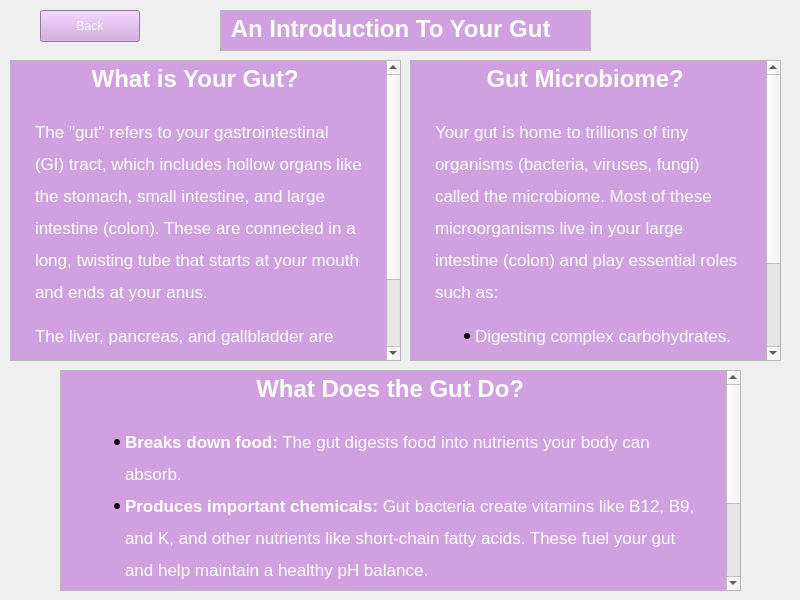
The window that A8EduApp/introtoguthealthwidget.ui (University-of-Utah-CS3505/a9-edu-app-f24-00Calvin00) describes before a commit, drawn with Qt 5.
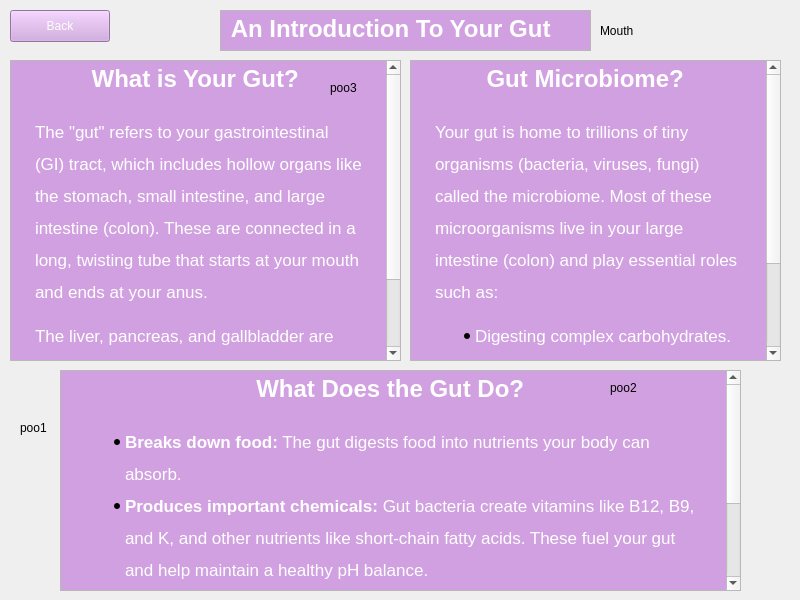
The same window after the commit.

```diff
--- a/A8EduApp/introtoguthealthwidget.ui
+++ b/A8EduApp/introtoguthealthwidget.ui
@@ -61,7 +61,7 @@
   <widget class="QPushButton" name="backToTeachingWidgetButton">
    <property name="geometry">
     <rect>
-     <x>40</x>
+     <x>10</x>
      <y>10</y>
      <width>100</width>
      <height>32</height>
@@ -145,6 +145,58 @@
 &lt;li style=&quot; font-family:'Arial','sans-serif'; color:#ffffff;&quot; style=&quot; margin-top:0px; margin-bottom:12px; margin-left:20px; margin-right:20px; -qt-block-indent:0; text-indent:0px; line-height:160%;&quot;&gt;&lt;span style=&quot; font-weight:700;&quot;&gt;Strengthens your immune system:&lt;/span&gt; About 70% of your immune cells live in the gut, where they defend against harmful pathogens. &lt;/li&gt;&lt;/ul&gt;&lt;/body&gt;&lt;/html&gt;</string>
    </property>
   </widget>
+  <widget class="QLabel" name="mouthPic">
+   <property name="geometry">
+    <rect>
+     <x>600</x>
+     <y>10</y>
+     <width>61</width>
+     <height>41</height>
+    </rect>
+   </property>
+   <property name="text">
+    <string>Mouth</string>
+   </property>
+  </widget>
+  <widget class="QLabel" name="poo1">
+   <property name="geometry">
+    <rect>
+     <x>20</x>
+     <y>420</y>
+     <width>58</width>
+     <height>16</height>
+    </rect>
+   </property>
+   <property name="text">
+    <string>poo1</string>
+   </property>
+  </widget>
+  <widget class="QLabel" name="poo2">
+   <property name="geometry">
+    <rect>
+     <x>610</x>
+     <y>380</y>
+     <width>58</width>
+     <height>16</height>
+    </rect>
+   </property>
+   <property name="text">
+    <string>poo2</string>
+   </property>
+  </widget>
+  <widget class="QLabel" name="poo3">
+   <property name="geometry">
+    <rect>
+     <x>330</x>
+     <y>80</y>
+     <width>58</width>
+     <height>16</height>
+    </rect>
+   </property>
+   <property name="text">
+    <string>poo3</string>
+   </property>
+  </widget>
  </widget>
  <resources/>
  <connections/>
```
